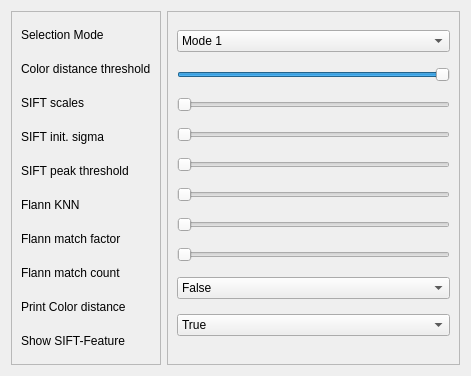
This is resource/RecognitionParameterDialog.ui in nigroup/ni_vision_gui as Qt 5 draws it before an edit. The edited form follows.
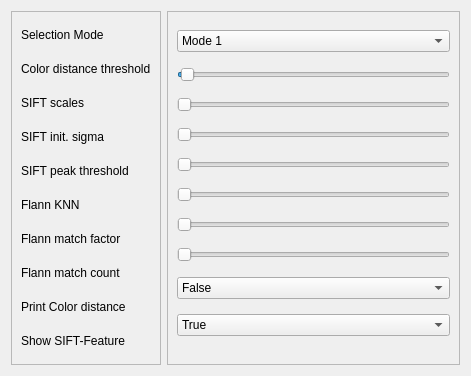
This is the edited form.

Commit message: connected recognition parameter slider with gui

```diff
--- a/resource/RecognitionParameterDialog.ui
+++ b/resource/RecognitionParameterDialog.ui
@@ -46,7 +46,7 @@
       <item>
        <widget class="QSlider" name="colorDistanceThresholdSlider">
         <property name="maximum">
-         <number>1</number>
+         <number>100</number>
         </property>
         <property name="pageStep">
          <number>1</number>
```
Left out of the diff: 32 changed lines with no effect on the pictures. The commit also changes 2 other files.
